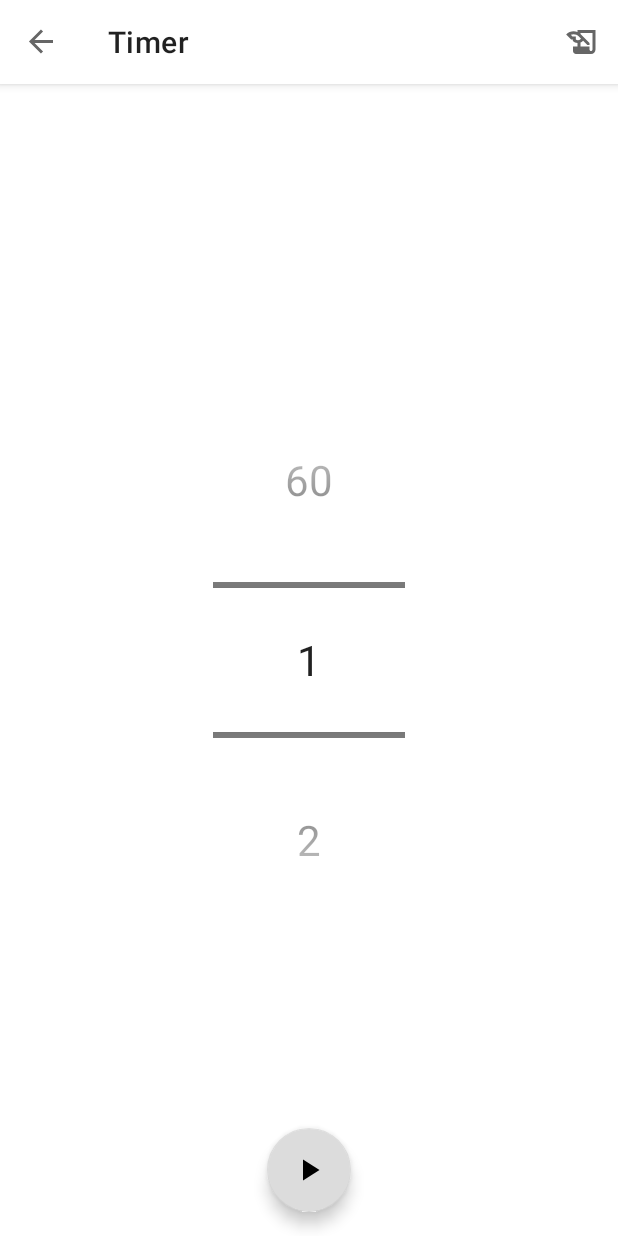
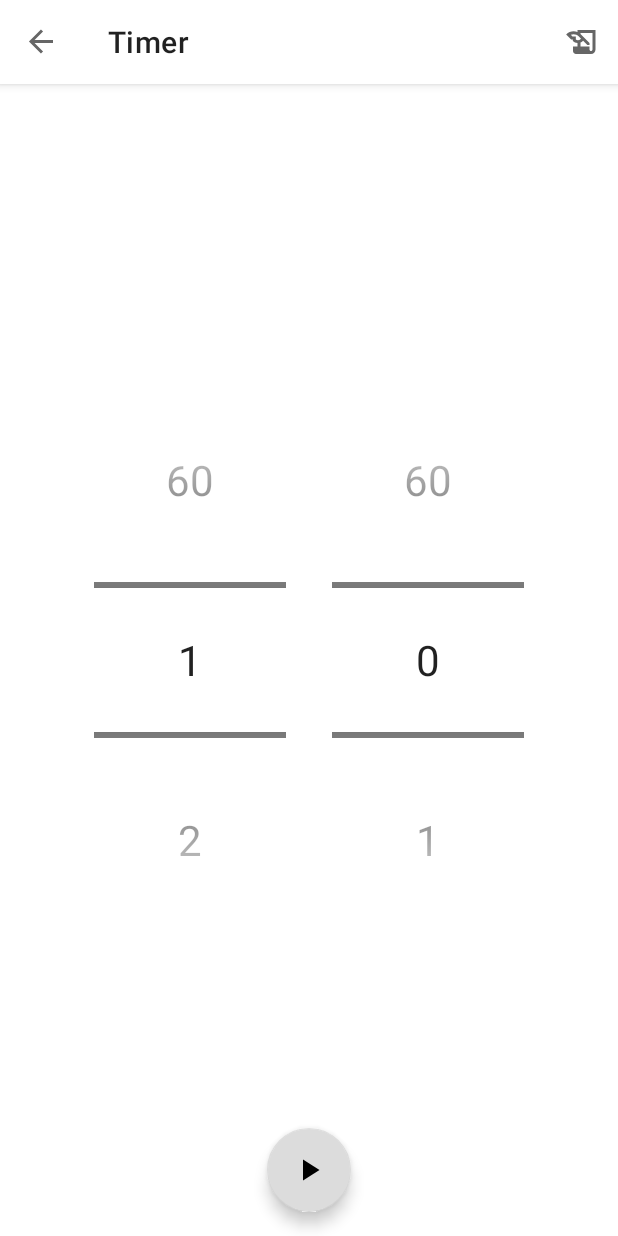
Before and after one commit to omi-repo/TimerForScreenTimeout, an Android app: the screen it shows after launch (MainActivity), after a tap on "STOP/RESET", on a phone screen of 412 x 824 dp. Run offline under Robolectric (Android 15) with nearby library versions, the phone set to English and light mode, and no system bars; our stand-ins replace Dagger/Hilt's generated code, Room's generated code, Timber, data binding, navigation-ui; 2 other taps on this screen came first.

Commit message:
Code lean up and add minutes to SetTimerFragment for NumberPicker.

```diff
--- a/app/src/main/java/kost/romi/timerforscreentimeout/timerdetail/SetTimerFragment.kt
+++ b/app/src/main/java/kost/romi/timerforscreentimeout/timerdetail/SetTimerFragment.kt
@@ -17,6 +17,7 @@ import kost.romi.timerforscreentimeout.data.source.local.TimerDatabase
 import kost.romi.timerforscreentimeout.databinding.FragmentSetTimerBinding
 import kotlinx.android.synthetic.main.activity_main.*
 import timber.log.Timber
+import java.text.DecimalFormat
 import java.util.*
 
 
@@ -25,12 +26,13 @@ import java.util.*
  * CountDownTimer is started in this fragment as well.
  * Everytime after the CountDownTimer is done running, it will be saved to TimerDatabase,
  * to be used in TimerHistoryFragment.
+ * TODO; add minutes to setting up timer.
  */
 @AndroidEntryPoint
 class SetTimerFragment : Fragment() {
 
     // Scoped to the lifecycle of the fragment's view (between onCreateView and onDestroyView)
-    private lateinit var  binding: FragmentSetTimerBinding
+    private lateinit var binding: FragmentSetTimerBinding
 
     private val viewModel: SetTimerViewModel by viewModels()
 
@@ -43,18 +45,6 @@ class SetTimerFragment : Fragment() {
     ): View {
         binding = FragmentSetTimerBinding.inflate(inflater, container, false)
         setHasOptionsMenu(true)
-
-        // Initialize DB.
-//        val application = requireNotNull(this.activity).application
-//        val dataSource = TimerDatabase.getInstance(application).timerDao
-//        val viewModelFactory = SetTimerViewModelFactory(dataSource, application)
-//        val setTimerViewModel = ViewModelProvider(
-//            this, viewModelFactory
-//        ).get(SetTimerViewModel::class.java)
-//        binding!!.setLifecycleOwner(this)
-//        binding!!.setTimerViewModel = setTimerViewModel
-//
-//        viewModel = setTimerViewModel
 
         return binding!!.root
     }
@@ -77,33 +67,32 @@ class SetTimerFragment : Fragment() {
         }
     }
 
-    var tempFlag =
-        false  // flag so lockNow wont run everytime the app started back up through the lifecycle.
-
     override fun onViewCreated(view: View, savedInstanceState: Bundle?) {
         super.onViewCreated(view, savedInstanceState)
 
-        binding?.lifecycleOwner = this.viewLifecycleOwner
-        binding?.stopResetFab?.visibility = View.GONE
+        binding.lifecycleOwner = this.viewLifecycleOwner
+        binding.stopResetFab.visibility = View.GONE
 
         viewModel.setupTimer()
 
         Timber.d("viewModel.timerState.value :  ${viewModel.timerState}")
 
-        binding!!.numberPicker.maxValue = 60
-        binding!!.numberPicker.minValue = 1
+        binding.minutesNumberPicker.maxValue = 60
+        binding.minutesNumberPicker.minValue = 1
+        binding.secondsNumberPicker.maxValue = 60
+        binding.secondsNumberPicker.minValue = 0
 
         startPauseStopTimer()
     }
 
     private fun startPauseStopTimer() {
-        binding!!.numberPicker.setOnValueChangedListener { picker, oldVal, newVal ->
-            Timber.d("viewDataBinding!!.numberPicker.setOnValueChangedListener { picker, oldVal, newVal -> : ${picker.value}")
+        binding.secondsNumberPicker.setOnValueChangedListener { picker, oldVal, newVal ->
+            Timber.d("viewDataBinding!!.secondsNumberPicker.setOnValueChangedListener { picker, oldVal, newVal -> : ${picker.value}")
         }
-        binding!!.startPauseFab.setOnClickListener {
-            binding?.stopResetFab?.visibility = View.VISIBLE
+        binding.startPauseFab.setOnClickListener {
+            binding.stopResetFab?.visibility = View.VISIBLE
             when (viewModel.timerState!!.state) {
-                TimerState.READY -> startTimer((binding!!.numberPicker.value * 1000).toLong())
+                TimerState.READY -> startTimer((binding.secondsNumberPicker.value * 1000).toLong() + (binding.minutesNumberPicker.value * 60000).toLong())
                 TimerState.STARTED -> pauseTimer()
                 TimerState.PAUSED -> pauseTimer()
                 TimerState.RESUME -> resumeTimer(viewModel.timerState!!.currentTime)
@@ -120,7 +109,7 @@ class SetTimerFragment : Fragment() {
         if (viewModel.timerState!!.currentTime.toString().equals("0")) {
             binding?.countdownTextview!!.text = "00:000"  // test
         }
-        binding!!.numberPicker.visibility = View.GONE
+        binding!!.secondsNumberPicker.visibility = View.GONE
 
         viewModel.timerState!!.currentTime = value
         viewModel.timerState!!.state = TimerState.STARTED
@@ -132,9 +121,10 @@ class SetTimerFragment : Fragment() {
 
     fun stopTimer() {
         binding!!.stopResetFab.visibility = View.GONE
-        binding?.startPauseFab?.setImageResource(R.drawable.ic_baseline_play_arrow_24)
-        binding?.countdownTextview!!.visibility = View.GONE
-        binding!!.numberPicker.visibility = View.VISIBLE
+        binding!!.startPauseFab?.setImageResource(R.drawable.ic_baseline_play_arrow_24)
+        binding!!.countdownTextview!!.visibility = View.GONE
+        binding!!.secondsNumberPicker.visibility = View.VISIBLE
+        binding!!.minutesNumberPicker.visibility = View.VISIBLE
 
         viewModel.timerState!!.currentTime = millisOnPaused
         if (viewModel.timerState!!.state != TimerState.FINISH) {
@@ -150,12 +140,13 @@ class SetTimerFragment : Fragment() {
         Timber.d("fun startTimer(value: Long) : $value")
         Timber.d("${Date()}")
 
-        binding?.startPauseFab?.setImageResource(R.drawable.ic_baseline_pause_24)
-        binding?.countdownTextview!!.visibility = View.VISIBLE
+        binding.startPauseFab?.setImageResource(R.drawable.ic_baseline_pause_24)
+        binding.countdownTextview!!.visibility = View.VISIBLE
         if (viewModel.timerState!!.currentTime.toString().equals("0")) {
             binding?.countdownTextview!!.text = "00:000"  // test
         }
-        binding!!.numberPicker.visibility = View.GONE
+        binding.secondsNumberPicker.visibility = View.GONE
+        binding.minutesNumberPicker.visibility = View.GONE
 
         viewModel.timerState!!.dateTimerAt = 0
         viewModel.timerState!!.currentTime = value
@@ -174,15 +165,33 @@ class SetTimerFragment : Fragment() {
             override fun onTick(millisUntilFinished: Long) {
                 Timber.i(millisUntilFinished.toString())
                 var timeStr = millisUntilFinished.toString()
-                when (timeStr.length) {
-                    5 -> binding?.countdownTextview?.text =
-                        "${timeStr.substring(0, 2)} : ${timeStr.substring(2)}"
-                    4 -> binding?.countdownTextview?.text =
-                        "0${timeStr.get(0)} : ${timeStr.substring(1)}"
-                    3 -> binding?.countdownTextview?.text = "00 : $timeStr"
-                    2 -> binding?.countdownTextview?.text = "00 : 0${timeStr}"
-                    1 -> binding?.countdownTextview?.text = "00 : 00${timeStr}"
-                }
+                var f = DecimalFormat("00")
+                var minutes = (millisUntilFinished / 60000) % 60
+                var seconds = (millisUntilFinished / 1000) % 60
+                var m = DecimalFormat("000")
+                var milis = millisUntilFinished % 1000
+                binding.countdownTextview.text =
+                    "${f.format(minutes)} : ${f.format(seconds)} : ${m.format(milis)}"
+//                binding.countdownTextview.text =
+//                    "${f.format(minutes)} : ${f.format(seconds)} : ${timeStr.substring(timeStr.length - 3)}"
+
+//                when (timeStr.length) {
+////                    7 -> binding?.countdownTextview?.text =
+////                        "${timeStr.substring(0, 2)} : " +
+////                                "${timeStr.substring(2, 4)} : " +
+////                                "${timeStr.substring(4)}"
+//                    6 -> binding?.countdownTextview?.text =
+//                        "0${timeStr.toInt() / 60000} : " +
+//                                "${(timeStr.toInt() / 60000) % 60} : " +
+//                                "${timeStr.substring(3)}"
+//                    5 -> binding?.countdownTextview?.text =
+//                        "${timeStr.substring(0, 2)} : ${timeStr.substring(2)}"
+//                    4 -> binding?.countdownTextview?.text =
+//                        "0${timeStr.get(0)} : ${timeStr.substring(1)}"
+//                    3 -> binding?.countdownTextview?.text = "00 : $timeStr"
+//                    2 -> binding?.countdownTextview?.text = "00 : 0${timeStr}"
+//                    1 -> binding?.countdownTextview?.text = "00 : 00${timeStr}"
+//                }
                 millisOnPaused = millisUntilFinished
             }
 
--- a/app/src/main/res/layout/fragment_set_timer.xml
+++ b/app/src/main/res/layout/fragment_set_timer.xml
@@ -43,14 +43,27 @@
         <!--        </com.google.android.material.appbar.AppBarLayout>-->
 
         <NumberPicker
-            android:id="@+id/number_picker"
+            android:id="@+id/minutes_number_picker"
+            android:layout_width="wrap_content"
+            android:layout_height="wrap_content"
+            android:scaleX="2"
+            android:scaleY="2"
+            app:layout_constraintBottom_toBottomOf="parent"
+            app:layout_constraintEnd_toStartOf="@+id/seconds_number_picker"
+            app:layout_constraintHorizontal_bias="0.5"
+            app:layout_constraintStart_toStartOf="parent"
+            app:layout_constraintTop_toTopOf="parent" />
+
+        <NumberPicker
+            android:id="@+id/seconds_number_picker"
             android:layout_width="wrap_content"
             android:layout_height="wrap_content"
             android:scaleX="2"
             android:scaleY="2"
             app:layout_constraintBottom_toBottomOf="parent"
             app:layout_constraintEnd_toEndOf="parent"
-            app:layout_constraintStart_toStartOf="parent"
+            app:layout_constraintHorizontal_bias="0.5"
+            app:layout_constraintStart_toEndOf="@+id/minutes_number_picker"
             app:layout_constraintTop_toTopOf="parent" />
 
         <TextView
```
Also changed, not shown: app/src/main/java/kost/romi/timerforscreentimeout/TimerHistoryAdapter.kt (+20 -13 lines), app/src/main/java/kost/romi/timerforscreentimeout/timerdetail/SetTimerViewModelFactory.kt (deleted, +0 -24 lines), app/src/main/java/kost/romi/timerforscreentimeout/timerhistory/TimerHistoryFragment.kt (+0 -17 lines), app/src/main/java/kost/romi/timerforscreentimeout/timerhistory/TimerHistoryModelFactory.kt (deleted, +0 -19 lines).
